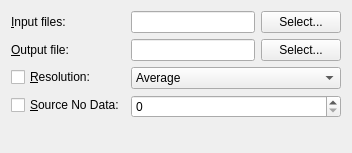
This is qgis/python/plugins/GdalTools/tools/widgetBuildVRT.ui in sourcepole/qgis as Qt 5 draws it before an edit. The edited form follows.
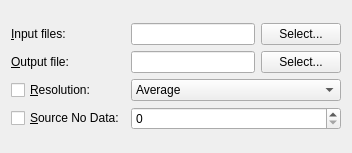
This is the edited form.

Commit message: replaced all QFormLayouts with QGridLayouts

```diff
--- a/qgis/python/plugins/GdalTools/tools/widgetBuildVRT.ui
+++ b/qgis/python/plugins/GdalTools/tools/widgetBuildVRT.ui
@@ -11,7 +11,7 @@
    </rect>
   </property>
   <property name="sizePolicy">
-   <sizepolicy hsizetype="Expanding" vsizetype="Expanding">
+   <sizepolicy hsizetype="Expanding" vsizetype="Preferred">
     <horstretch>0</horstretch>
     <verstretch>0</verstretch>
    </sizepolicy>
@@ -21,13 +21,10 @@
   </property>
   <layout class="QVBoxLayout" name="verticalLayout">
    <item>
-    <layout class="QFormLayout" name="formLayout">
+    <layout class="QGridLayout" name="gridLayout">
      <property name="sizeConstraint">
       <enum>QLayout::SetNoConstraint</enum>
      </property>
-     <property name="fieldGrowthPolicy">
-      <enum>QFormLayout::AllNonFixedFieldsGrow</enum>
-     </property>
      <item row="0" column="0">
       <widget class="QLabel" name="label">
        <property name="text">
@@ -90,6 +87,13 @@
        </item>
       </layout>
      </item>
+     <item row="2" column="0">
+      <widget class="QCheckBox" name="resolutionCheck">
+       <property name="text">
+        <string>&amp;Resolution:</string>
+       </property>
+      </widget>
+     </item>
      <item row="2" column="1">
       <widget class="QComboBox" name="resolutionComboBox">
        <property name="sizePolicy">
@@ -118,13 +122,6 @@
        </item>
       </widget>
      </item>
-     <item row="2" column="0">
-      <widget class="QCheckBox" name="resolutionCheck">
-       <property name="text">
-        <string>&amp;Resolution:</string>
-       </property>
-      </widget>
-     </item>
      <item row="3" column="0">
       <widget class="QCheckBox" name="srcNoDataCheck">
        <property name="text">
```
The commit also changes 16 other files.
